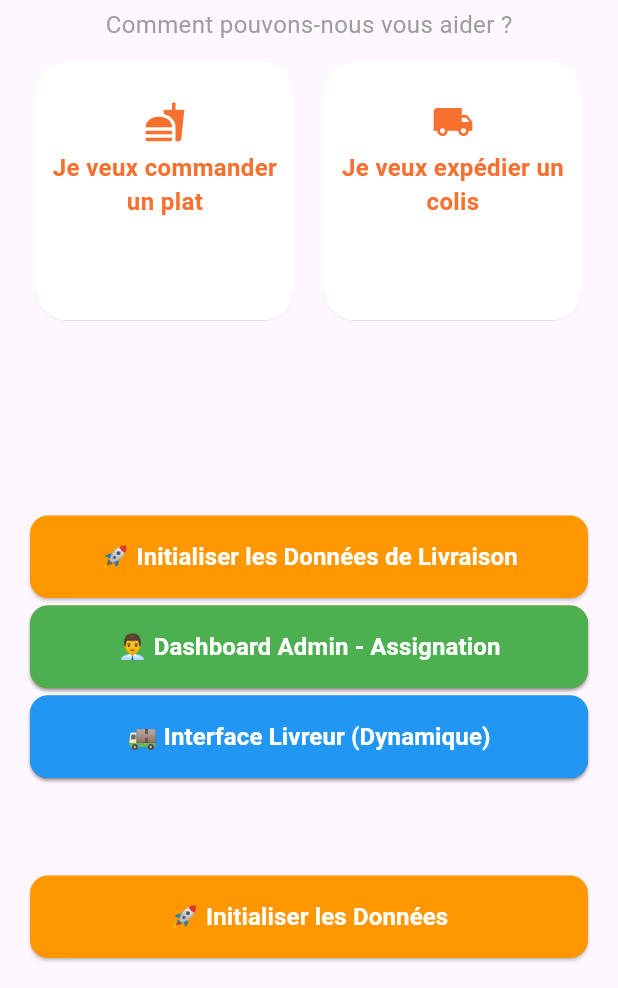
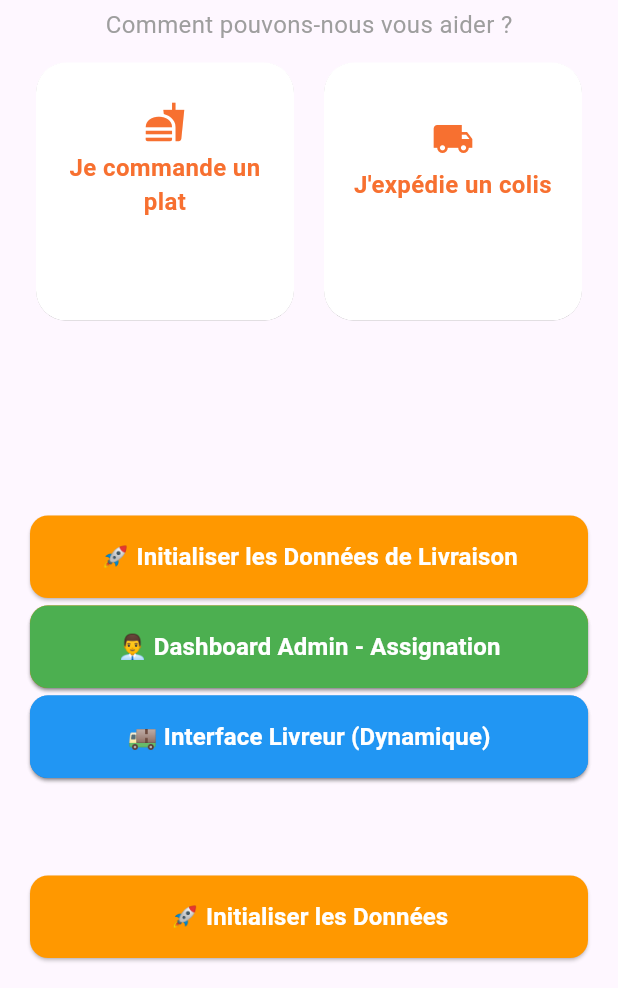
Before and after one commit to Siaka11/liya, a Flutter app: the HomePage screen opened by its route, on a phone screen of 412 x 824 dp, the part 248-1236 px from its top. Run offline on Flutter 3.47's test engine with Material 3 defaults, Android fonts, the phone set to English and light mode, and no system bars; our stand-ins replace auto_route, cloud_firestore, confetti, dartz, easy_localization, equatable and 15 more; accounts and stored records are empty.

```diff
--- a/lib/core/distance_service.dart
+++ b/lib/core/distance_service.dart
@@ -2,8 +2,8 @@ import 'dart:math';
 
 class DistanceService {
   // Coordonnées du restaurant (Yamoussoukro)
-  static const double restaurantLatitude = 6.812874913445291;
-  static const double restaurantLongitude = -5.2320368359093345;
+  static const double restaurantLatitude = 6.813533;
+  static const double restaurantLongitude = -5.251962;
 
   /// Calcule la distance entre deux points GPS en utilisant la formule de Haversine
   /// Retourne la distance en kilomètres
--- a/lib/modules/home/application/home_provider.dart
+++ b/lib/modules/home/application/home_provider.dart
@@ -93,11 +93,11 @@ class HomeNotifier extends StateNotifier<HomeState> {
 
   // Map pour associer les titres aux routes
   final _routeMap = {
-    'Je veux commander un plat': (context, option) =>
+    'Je commande un plat': (context, option) =>
         AutoRouter.of(context).push(HomeRestaurantRoute(option: option)),
-    'Je veux expédier un colis': (context, option) => Navigator.of(context)
+    "J'expédie un colis": (context, option) => Navigator.of(context)
         .push(MaterialPageRoute(builder: (_) => const ParcelHomePage())),
-    'Je veux livrer': (context, option) =>
+    'Je livrer': (context, option) =>
         AutoRouter.of(context).push(const SplashDeliveryRoute()),
     //'Faire des courses': (context, option) => singleton<AppRouter>().push(const ShoppingRoute()),
     //'Administrateur': (context, option) => singleton<AppRouter>().push(const AdminRoute()),
--- a/lib/modules/home/data/datasources/home_local_datasource.dart
+++ b/lib/modules/home/data/datasources/home_local_datasource.dart
@@ -28,18 +28,19 @@ class HomeLocalDataSourceImpl implements HomeLocalDataSource {
   Future<List<HomeOptionModel>> getHomeOptions() async {
     return [
       const HomeOptionModel(
-        title: 'Je veux commander un plat',
+        title: 'Je commande un plat',
         icon: 'fastfood',
       ),
       const HomeOptionModel(
-        title: 'Je veux expédier un colis',
+        title: "J'expédie un colis",
         icon: 'local_shipping',
       ),
-      if(role == 'admin' || role == 'livreur')
+      if(role == 'admin' || role == 'livreur')...[
       const HomeOptionModel(
-        title: 'Je veux livrer',
+        title: 'Je livre',
         icon: 'delivery_dining',
       ),
+      ],
       /*const HomeOptionModel(
         title: 'Faire des courses',
         icon: 'shopping_cart',
--- a/lib/modules/home/data/models/home_option_model.dart
+++ b/lib/modules/home/data/models/home_option_model.dart
@@ -35,11 +35,11 @@ class HomeLocalDataSourceImpl implements HomeLocalDataSource {
     // Données statiques (peut être remplacé par une API)
     return [
       const HomeOptionModel(
-        title: 'Je veux commander un plat',
+        title: 'Je commande un plat',
         icon: 'fastfood',
       ),
       const HomeOptionModel(
-        title: 'Je veux expédier un colis',
+        title: "J'expédie un colis",
         icon: 'local_shipping',
       ),
       const HomeOptionModel(
--- a/lib/modules/home/presentation/pages/home_page.dart
+++ b/lib/modules/home/presentation/pages/home_page.dart
@@ -25,11 +25,11 @@ class HomePage extends ConsumerWidget {
 
     // Map pour associer les titres aux routes
     final _routeMap = {
-      'Je veux commander un plat': (context, option) =>
+      'Je commande un plat': (context, option) =>
           AutoRouter.of(context).push(HomeRestaurantRoute(option: option)),
-      'Je veux expédier un colis': (context, option) =>
+      "J'expédie un colis": (context, option) =>
           AutoRouter.of(context).push(const ParcelHomeRoute()),
-      'Je veux livrer': (context, option) =>
+      'Je livre': (context, option) =>
           AutoRouter.of(context).push(const HomeDeliveryRoute()),
       // 'Faire des courses': (context, option) => AutoRouter.of(context).push(const ShoppingRoute()),
       // 'Administrateur': (context, option) => AutoRouter.of(context).push(const AdminRoute()),
--- a/lib/modules/restaurant/features/home/presentation/widget/navigation_footer.dart
+++ b/lib/modules/restaurant/features/home/presentation/widget/navigation_footer.dart
@@ -36,7 +36,7 @@ class NavigationFooter extends ConsumerWidget {
           case 0: // Accueil
             // Crée une instance HomeOption avec des valeurs par défaut
             const homeOption = HomeOption(
-              title: 'Je veux commander un plat',
+              title: 'Je commande un plat',
               icon: 'fastfood',
             );
             context.router.push(HomeRestaurantRoute(option: homeOption));
```
Also changed, not shown: lib/modules/restaurant/features/home/presentation/pages/modern_restaurant_detail_page.dart (+29 -8 lines), lib/modules/restaurant/features/home/presentation/pages/restaurant_detail_page.dart (+29 -8 lines), lib/modules/restaurant/features/home/presentation/widget/filter_section.dart (+8 -8 lines), 4 other files.
